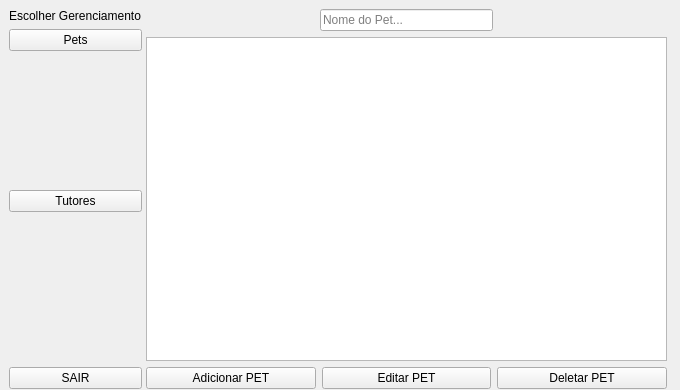
Before: the Qt Designer form tela_recepcionista_pet.ui in mateuszinum/Projeto-Clinica-Veterinaria, drawn with Qt 5.
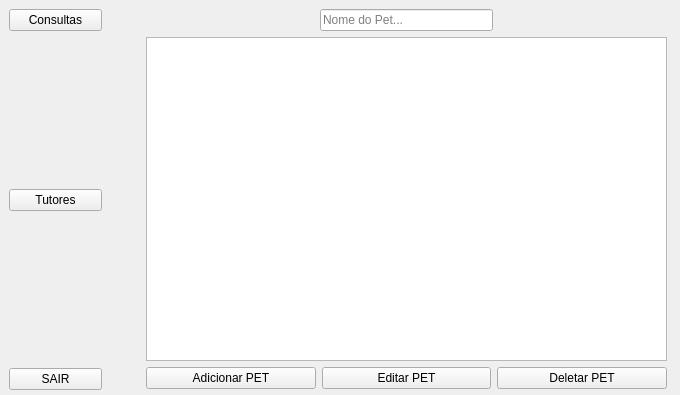
After: the same form once the commit is applied.

Patch:
```diff
--- a/tela_recepcionista_pet.ui
+++ b/tela_recepcionista_pet.ui
@@ -7,7 +7,7 @@
     <x>0</x>
     <y>0</y>
     <width>680</width>
-    <height>390</height>
+    <height>395</height>
    </rect>
   </property>
   <property name="windowTitle">
@@ -18,25 +18,15 @@
     <rect>
      <x>9</x>
      <y>9</y>
-     <width>133</width>
-     <height>380</height>
+     <width>93</width>
+     <height>381</height>
     </rect>
    </property>
    <layout class="QVBoxLayout" name="verticalLayout">
     <item>
-     <widget class="QLabel" name="label">
-      <property name="lineWidth">
-       <number>3</number>
-      </property>
+     <widget class="QPushButton" name="consultasBTN">
       <property name="text">
-       <string>Escolher Gerenciamento</string>
-      </property>
-     </widget>
-    </item>
-    <item>
-     <widget class="QPushButton" name="pushButton">
-      <property name="text">
-       <string>Pets</string>
+       <string>Consultas</string>
       </property>
      </widget>
     </item>
@@ -48,7 +38,7 @@
       <property name="sizeHint" stdset="0">
        <size>
         <width>20</width>
-        <height>95</height>
+        <height>32</height>
        </size>
       </property>
      </spacer>
```
Left out of the diff: 2 changed lines with no effect on the pictures.
